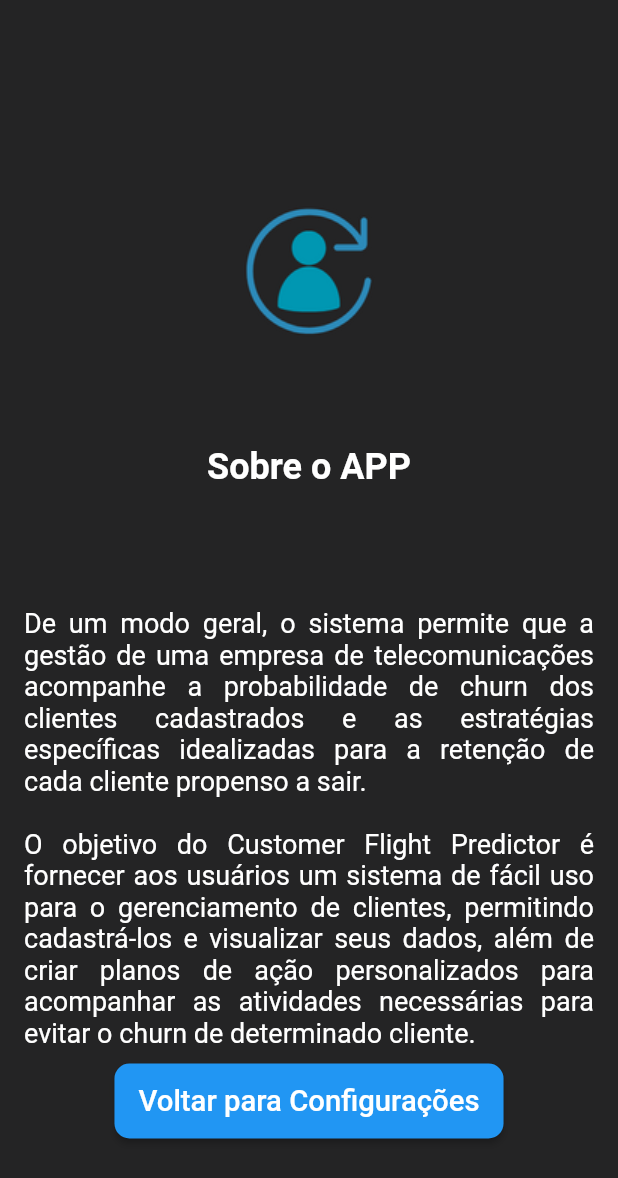
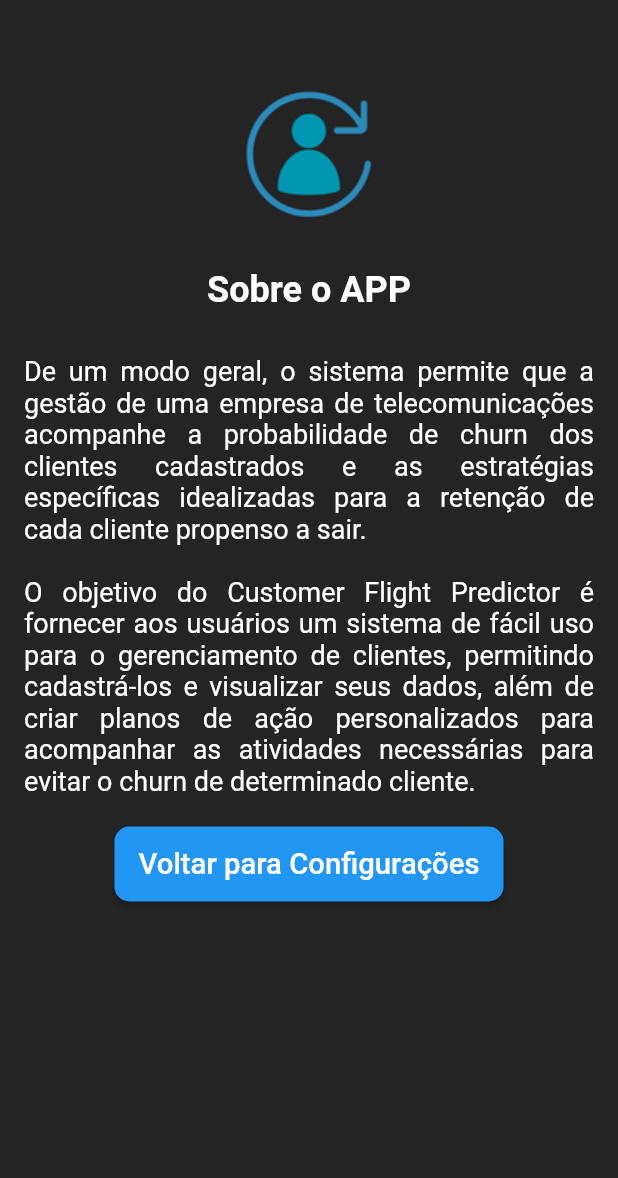
Before and after one commit to JoseRoberto1506/Customer-Flight-Predictor, a Flutter app: the TelaSobreAPP screen opened by its route, on a phone screen of 412 x 824 dp. Shown: the top 1178 px of the screen. Run offline on Flutter 3.47's test engine with Material 2 defaults, Android fonts, the phone set to English and light mode, and no system bars; our stand-ins replace cloud_firestore, firebase_auth, firebase_core, firebase_storage; accounts and stored records are empty.

Commit message:
Correção do overflow na tela Sobre

```diff
--- a/lib/main.dart
+++ b/lib/main.dart
@@ -1,5 +1,5 @@
 import 'package:cfp_app/pages/lista_clientes.dart';
-import 'package:cfp_app/pages/sobreApp.dart';
+import 'package:cfp_app/pages/sobre_app.dart';
 import 'package:flutter/material.dart';
 import './pages/login.dart';
 import './pages/cadastro.dart';
--- a/lib/pages/sobreApp.dart
+++ /dev/null
@@ -1,53 +0,0 @@
-import 'package:flutter/material.dart';
-import 'componentes/botao.dart';
-
-class TelaSobreAPP extends StatelessWidget {
-  const TelaSobreAPP({super.key});
-
-  @override
-  Widget build(BuildContext context) {
-
-    return Scaffold(
-
-      body: Center(
-        child: Column(
-          mainAxisAlignment: MainAxisAlignment.center,
-          children: [
-
-            Container(
-              padding: EdgeInsets.all(16.0),
-              child: Image.asset('assets/images/logo.png', height: 200),
-            ),
-            Text(
-              'Sobre o APP',
-              style: TextStyle(
-                fontSize: 24,
-                fontWeight: FontWeight.bold,
-                color: Colors.white,
-              ),
-            ),
-            SizedBox(height: 80),
-            Padding(
-              padding: const EdgeInsets.symmetric(horizontal: 16.0),
-              child: Text(
-                'De um modo geral, o sistema permite que a gestão de uma empresa de telecomunicações acompanhe a probabilidade de churn dos clientes cadastrados e as estratégias específicas idealizadas para a retenção de cada cliente propenso a sair. \n \n O objetivo do Customer Flight Predictor é fornecer aos usuários um sistema de fácil uso para o gerenciamento de clientes, permitindo cadastrá-los e visualizar seus dados, além de criar planos de ação personalizados para acompanhar as atividades necessárias para evitar o churn de determinado cliente.',
-                textAlign: TextAlign.justify,
-                style: TextStyle(fontSize: 18, color: Colors.white)
-
-              ),
-            ),
-            SizedBox(height: 10),
-            Botao(
-              fn: () => navegar(context, '/configuracoes'),
-              texto: 'Voltar para Configurações',
-            ),
-          ],
-        ),
-      ),
-    );
-  }
-
-  void navegar(BuildContext context, String routeName) {
-    Navigator.pushReplacementNamed(context, routeName);
-  }
-}
--- /dev/null
+++ b/lib/pages/sobre_app.dart
@@ -0,0 +1,51 @@
+import 'package:flutter/material.dart';
+import 'componentes/botao.dart';
+
+class TelaSobreAPP extends StatelessWidget {
+  const TelaSobreAPP({super.key});
+
+  @override
+  Widget build(BuildContext context) {
+    return Scaffold(
+      body: SingleChildScrollView(
+        child: Column(
+          crossAxisAlignment: CrossAxisAlignment.center,
+          children: [
+            const SizedBox(height: 52),
+            SizedBox(
+              height: 102,
+              width: 102,
+              child: Image.asset('assets/images/logo.png'),
+            ),
+            const SizedBox(height: 25),
+            const Text(
+              'Sobre o APP',
+              style: TextStyle(
+                fontSize: 24,
+                fontWeight: FontWeight.bold,
+                color: Colors.white,
+              ),
+            ),
+            const SizedBox(height: 30),
+            const Padding(
+              padding: EdgeInsets.symmetric(horizontal: 16.0),
+              child: Text(
+                  'De um modo geral, o sistema permite que a gestão de uma empresa de telecomunicações acompanhe a probabilidade de churn dos clientes cadastrados e as estratégias específicas idealizadas para a retenção de cada cliente propenso a sair. \n \nO objetivo do Customer Flight Predictor é fornecer aos usuários um sistema de fácil uso para o gerenciamento de clientes, permitindo cadastrá-los e visualizar seus dados, além de criar planos de ação personalizados para acompanhar as atividades necessárias para evitar o churn de determinado cliente.',
+                  textAlign: TextAlign.justify,
+                  style: TextStyle(fontSize: 18, color: Colors.white)),
+            ),
+            const SizedBox(height: 20),
+            Botao(
+              fn: () => navegar(context, '/configuracoes'),
+              texto: 'Voltar para Configurações',
+            ),
+          ],
+        ),
+      ),
+    );
+  }
+
+  void navegar(BuildContext context, String routeName) {
+    Navigator.pushReplacementNamed(context, routeName);
+  }
+}
```
